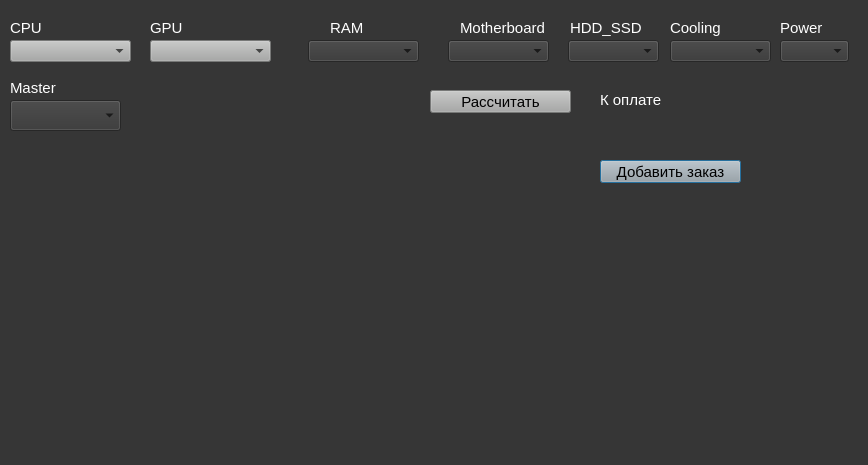
MaximToporkov/TITAKIMURADOK, file UI/order_add_form.ui: the form before one commit.
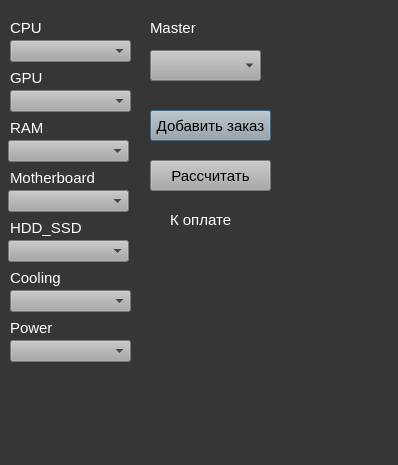
The form after the commit.

The edit to the form file:
```diff
--- a/UI/order_add_form.ui
+++ b/UI/order_add_form.ui
@@ -6,7 +6,7 @@
    <rect>
     <x>0</x>
     <y>0</y>
-    <width>868</width>
+    <width>398</width>
     <height>465</height>
    </rect>
   </property>
@@ -32,8 +32,8 @@
   <widget class="QComboBox" name="model">
    <property name="geometry">
     <rect>
-     <x>150</x>
-     <y>40</y>
+     <x>10</x>
+     <y>90</y>
      <width>121</width>
      <height>22</height>
     </rect>
@@ -41,6 +41,9 @@
    <property name="styleSheet">
     <string notr="true">background-color:rgb(167, 168, 167)</string>
    </property>
+   <property name="editable">
+    <bool>false</bool>
+   </property>
   </widget>
   <widget class="QLabel" name="brand_2">
    <property name="geometry">
@@ -66,8 +69,8 @@
   <widget class="QLabel" name="label">
    <property name="geometry">
     <rect>
-     <x>150</x>
-     <y>20</y>
+     <x>10</x>
+     <y>70</y>
      <width>101</width>
      <height>16</height>
     </rect>
@@ -87,8 +90,8 @@
   <widget class="QLabel" name="label_5">
    <property name="geometry">
     <rect>
-     <x>600</x>
-     <y>90</y>
+     <x>170</x>
+     <y>210</y>
      <width>161</width>
      <height>20</height>
     </rect>
@@ -108,10 +111,10 @@
   <widget class="QLabel" name="for_payment">
    <property name="geometry">
     <rect>
-     <x>600</x>
-     <y>120</y>
-     <width>161</width>
-     <height>20</height>
+     <x>150</x>
+     <y>240</y>
+     <width>121</width>
+     <height>31</height>
     </rect>
    </property>
    <property name="font">
@@ -129,10 +132,10 @@
   <widget class="QPushButton" name="creat_order_but">
    <property name="geometry">
     <rect>
-     <x>600</x>
-     <y>160</y>
-     <width>141</width>
-     <height>23</height>
+     <x>150</x>
+     <y>110</y>
+     <width>121</width>
+     <height>31</height>
     </rect>
    </property>
    <property name="maximumSize">
@@ -151,10 +154,10 @@
   <widget class="QPushButton" name="calculate">
    <property name="geometry">
     <rect>
-     <x>430</x>
-     <y>90</y>
-     <width>141</width>
-     <height>23</height>
+     <x>150</x>
+     <y>160</y>
+     <width>121</width>
+     <height>31</height>
     </rect>
    </property>
    <property name="maximumSize">
@@ -173,58 +176,73 @@
   <widget class="QComboBox" name="comboBox">
    <property name="geometry">
     <rect>
-     <x>308</x>
-     <y>40</y>
-     <width>111</width>
+     <x>8</x>
+     <y>140</y>
+     <width>121</width>
      <height>22</height>
     </rect>
    </property>
+   <property name="styleSheet">
+    <string notr="true">background-color:rgb(167, 168, 167)</string>
+   </property>
   </widget>
   <widget class="QComboBox" name="comboBox_2">
    <property name="geometry">
     <rect>
-     <x>448</x>
-     <y>40</y>
-     <width>101</width>
+     <x>8</x>
+     <y>190</y>
+     <width>121</width>
      <height>22</height>
     </rect>
    </property>
+   <property name="styleSheet">
+    <string notr="true">background-color:rgb(167, 168, 167)</string>
+   </property>
   </widget>
   <widget class="QComboBox" name="comboBox_3">
    <property name="geometry">
     <rect>
-     <x>568</x>
-     <y>40</y>
-     <width>91</width>
+     <x>8</x>
+     <y>240</y>
+     <width>121</width>
      <height>22</height>
     </rect>
    </property>
+   <property name="styleSheet">
+    <string notr="true">background-color:rgb(167, 168, 167)</string>
+   </property>
   </widget>
   <widget class="QComboBox" name="comboBox_4">
    <property name="geometry">
     <rect>
-     <x>670</x>
-     <y>40</y>
-     <width>101</width>
+     <x>10</x>
+     <y>290</y>
+     <width>121</width>
      <height>22</height>
     </rect>
    </property>
+   <property name="styleSheet">
+    <string notr="true">background-color:rgb(167, 168, 167)</string>
+   </property>
   </widget>
   <widget class="QComboBox" name="comboBox_5">
    <property name="geometry">
     <rect>
-     <x>780</x>
-     <y>40</y>
-     <width>69</width>
+     <x>10</x>
+     <y>340</y>
+     <width>121</width>
      <height>22</height>
     </rect>
    </property>
+   <property name="styleSheet">
+    <string notr="true">background-color:rgb(167, 168, 167)</string>
+   </property>
   </widget>
   <widget class="QLabel" name="brand_3">
    <property name="geometry">
     <rect>
-     <x>780</x>
-     <y>20</y>
+     <x>10</x>
+     <y>320</y>
      <width>81</width>
      <height>16</height>
     </rect>
@@ -244,8 +262,8 @@
   <widget class="QLabel" name="label_6">
    <property name="geometry">
     <rect>
-     <x>330</x>
-     <y>20</y>
+     <x>10</x>
+     <y>120</y>
      <width>101</width>
      <height>16</height>
     </rect>
@@ -265,8 +283,8 @@
   <widget class="QLabel" name="label_7">
    <property name="geometry">
     <rect>
-     <x>460</x>
-     <y>20</y>
+     <x>10</x>
+     <y>170</y>
      <width>101</width>
      <height>16</height>
     </rect>
@@ -286,8 +304,8 @@
   <widget class="QLabel" name="label_8">
    <property name="geometry">
     <rect>
-     <x>570</x>
-     <y>20</y>
+     <x>10</x>
+     <y>220</y>
      <width>101</width>
      <height>16</height>
     </rect>
@@ -307,8 +325,8 @@
   <widget class="QLabel" name="label_9">
    <property name="geometry">
     <rect>
-     <x>670</x>
-     <y>20</y>
+     <x>10</x>
+     <y>270</y>
      <width>101</width>
      <height>16</height>
     </rect>
@@ -328,18 +346,21 @@
   <widget class="QComboBox" name="comboBox_6">
    <property name="geometry">
     <rect>
-     <x>10</x>
-     <y>100</y>
+     <x>150</x>
+     <y>50</y>
      <width>111</width>
      <height>31</height>
     </rect>
    </property>
+   <property name="styleSheet">
+    <string notr="true">background-color:rgb(167, 168, 167)</string>
+   </property>
   </widget>
   <widget class="QLabel" name="brand_4">
    <property name="geometry">
     <rect>
-     <x>10</x>
-     <y>80</y>
+     <x>150</x>
+     <y>20</y>
      <width>81</width>
      <height>16</height>
     </rect>
```
Left out of the diff: 3 changed lines with no effect on the pictures.
